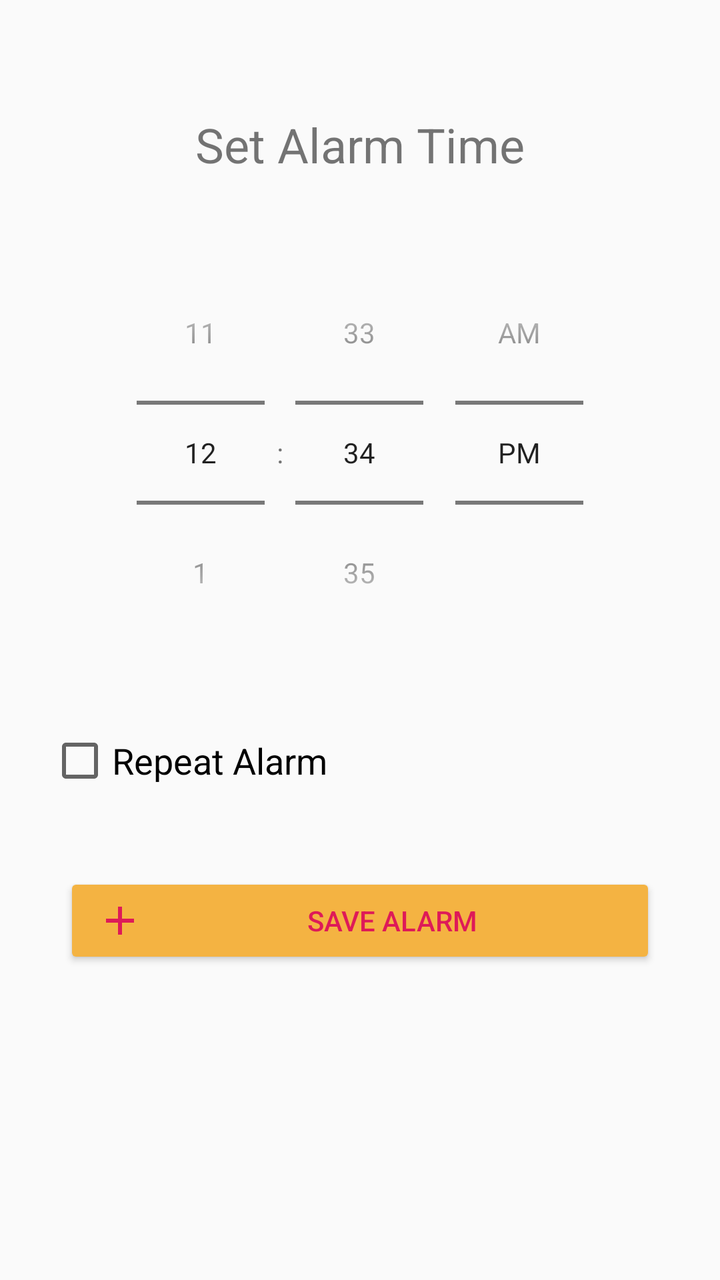
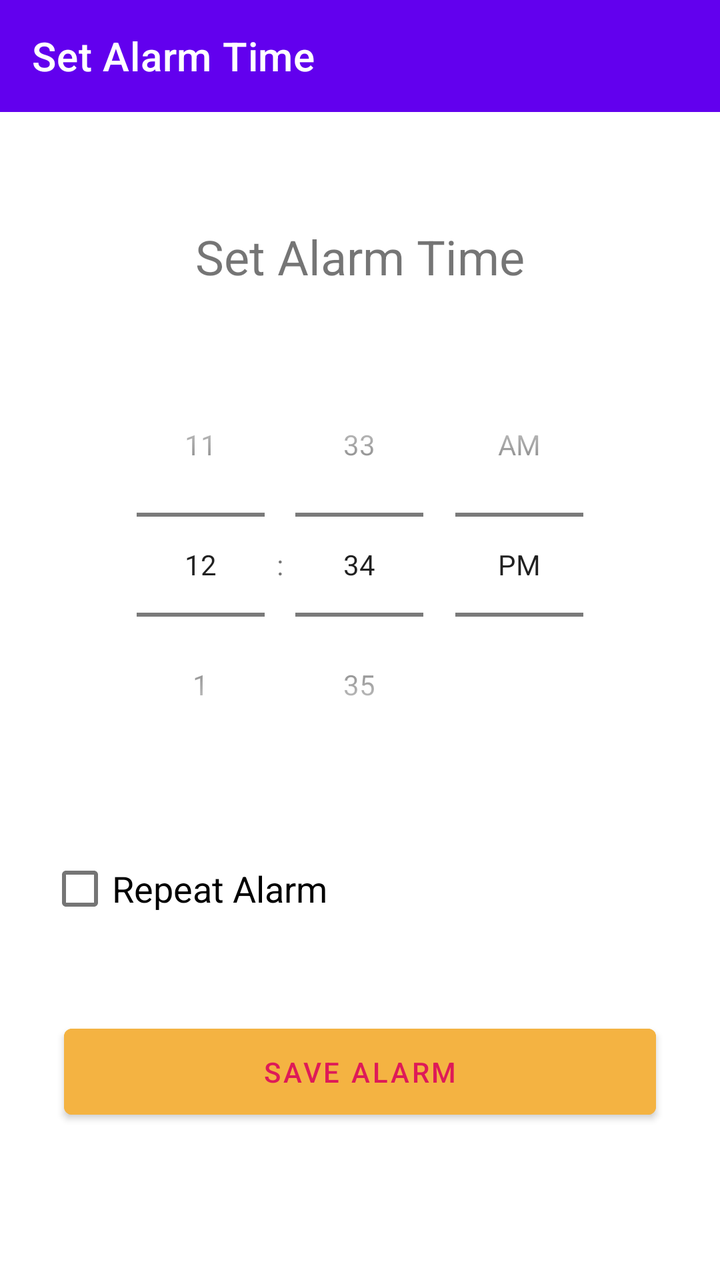

Two renders of the same Android screen: before a commit and after it. Below are the layout's source before the change and the commit's diff.
<!-- AndroidManifest.xml: application theme Theme.StepAlarm -->
<!-- res/layout/activity_add_alarm.xml -->
<?xml version="1.0" encoding="utf-8"?>
<ScrollView xmlns:android="http://schemas.android.com/apk/res/android"
    android:layout_width="match_parent"
    android:layout_height="match_parent"
    android:fitsSystemWindows="true"
    android:fillViewport="true">

    <LinearLayout
        android:layout_width="match_parent"
        android:layout_height="wrap_content"
        android:orientation="vertical"
        android:paddingStart="24dp"
        android:paddingEnd="24dp"
        android:paddingTop="24dp"
        android:paddingBottom="32dp">

        <TextView
            android:layout_width="wrap_content"
            android:layout_height="wrap_content"
            android:text="@string/set_alarm_time"
            android:textSize="24sp"
            android:layout_marginTop="32dp"
            android:layout_marginBottom="32dp"
            android:layout_gravity="center_horizontal"/>

        <TimePicker
            android:id="@+id/timePicker"
            android:layout_width="wrap_content"
            android:layout_height="wrap_content"
            android:timePickerMode="spinner"
            android:layout_gravity="center_horizontal"/>

        <CheckBox
            android:id="@+id/repeatCheckBox"
            android:layout_width="wrap_content"
            android:layout_height="wrap_content"
            android:text="@string/repeat_alarm"
            android:layout_marginTop="32dp"
            android:textSize="18sp"/>

        <LinearLayout
            android:id="@+id/repeatDaysContainer"
            android:layout_width="match_parent"
            android:layout_height="wrap_content"
            android:orientation="vertical"
            android:layout_marginTop="16dp"
            android:visibility="gone">

            <TextView
                android:layout_width="wrap_content"
                android:layout_height="wrap_content"
                android:text="@string/select_repeat_days"
                android:textSize="16sp"
                android:layout_marginBottom="8dp"/>

            <LinearLayout
                android:layout_width="match_parent"
                android:layout_height="wrap_content"
                android:orientation="horizontal"
                android:weightSum="7"
                android:paddingStart="12dp"
                android:paddingEnd="12dp">

                <CheckBox
                    android:id="@+id/daySunday"
                    android:layout_width="0dp"
                    android:layout_height="wrap_content"
                    android:layout_weight="1"
                    android:text="S"
                    android:gravity="center"/>

                <CheckBox
                    android:id="@+id/dayMonday"
                    android:layout_width="0dp"
                    android:layout_height="wrap_content"
                    android:layout_weight="1"
                    android:text="M"
                    android:gravity="center"/>

                <CheckBox
                    android:id="@+id/dayTuesday"
                    android:layout_width="0dp"
                    android:layout_height="wrap_content"
                    android:layout_weight="1"
                    android:text="T"
                    android:gravity="center"/>

                <CheckBox
                    android:id="@+id/dayWednesday"
                    android:layout_width="0dp"
                    android:layout_height="wrap_content"
                    android:layout_weight="1"
                    android:text="W"
                    android:gravity="center"/>

                <CheckBox
                    android:id="@+id/dayThursday"
                    android:layout_width="0dp"
                    android:layout_height="wrap_content"
                    android:layout_weight="1"
                    android:text="T"
                    android:gravity="center"/>

                <CheckBox
                    android:id="@+id/dayFriday"
                    android:layout_width="0dp"
                    android:layout_height="wrap_content"
                    android:layout_weight="1"
                    android:text="F"
                    android:gravity="center"/>

                <CheckBox
                    android:id="@+id/daySaturday"
                    android:layout_width="0dp"
                    android:layout_height="wrap_content"
                    android:layout_weight="1"
                    android:text="S"
                    android:gravity="center"/>

            </LinearLayout>

        </LinearLayout>

        <Button
            android:id="@+id/saveAlarmButton"
            android:layout_width="match_parent"
            android:layout_height="wrap_content"
            android:text="@string/save_alarm"
            android:layout_marginTop="40dp"
            android:layout_marginStart="8dp"
            android:layout_marginEnd="8dp"
            android:backgroundTint="#F4B342"
            android:drawableStart="@drawable/ic_add_custom"
            android:drawablePadding="8dp"
            android:paddingTop="12dp"
            android:paddingBottom="12dp"
            android:paddingStart="16dp"
            android:paddingEnd="16dp"
            android:textColor="#DE1A58"/>

    </LinearLayout>

</ScrollView>
<!-- resources referenced by this layout -->
<resources>
  <!-- drawable ic_add_custom (drawable) -->
  <?xml version="1.0" encoding="utf-8"?>
  <vector xmlns:android="http://schemas.android.com/apk/res/android"
      android:width="24dp"
      android:height="24dp"
      android:viewportWidth="24"
      android:viewportHeight="24">
      <path
          android:fillColor="#DE1A58"
          android:pathData="M19,13h-6v6h-2v-6H5v-2h6V5h2v6h6v2z"/>
  </vector>
  <string name="repeat_alarm">Repeat Alarm</string>
  <string name="save_alarm">Save Alarm</string>
  <string name="select_repeat_days">Select Repeat Days</string>
  <string name="set_alarm_time">Set Alarm Time</string>
  <style name="Theme.StepAlarm" parent="Theme.AppCompat.Light.DarkActionBar">
          <item name="colorPrimary">@color/purple_500</item>
          <item name="colorPrimaryDark">@color/purple_700</item>
          <item name="colorAccent">@color/teal_200</item>
      </style>
  <color name="purple_500">#FF6200EE</color>
  <color name="purple_700">#FF3700B3</color>
  <color name="teal_200">#FF03DAC5</color>
</resources>

<!-- the commit's change to res/layout/activity_add_alarm.xml (unified diff, before → after) -->
@@ -1,18 +1,39 @@
 <?xml version="1.0" encoding="utf-8"?>
-<ScrollView xmlns:android="http://schemas.android.com/apk/res/android"
+<LinearLayout xmlns:android="http://schemas.android.com/apk/res/android"
+    xmlns:app="http://schemas.android.com/apk/res-auto"
     android:layout_width="match_parent"
     android:layout_height="match_parent"
-    android:fitsSystemWindows="true"
-    android:fillViewport="true">
+    android:orientation="vertical"
+    android:fitsSystemWindows="true">
 
-    <LinearLayout
+    <com.google.android.material.appbar.AppBarLayout
         android:layout_width="match_parent"
         android:layout_height="wrap_content"
-        android:orientation="vertical"
-        android:paddingStart="24dp"
-        android:paddingEnd="24dp"
-        android:paddingTop="24dp"
-        android:paddingBottom="32dp">
+        android:theme="@style/ThemeOverlay.MaterialComponents.Dark.ActionBar">
+
+        <com.google.android.material.appbar.MaterialToolbar
+            android:id="@+id/topAppBarAddAlarm"
+            android:layout_width="match_parent"
+            android:layout_height="wrap_content"
+            android:backgroundTint="?attr/colorPrimary"
+            app:titleTextColor="?attr/colorOnPrimary"
+            app:title="@string/set_alarm_time" />
+
+    </com.google.android.material.appbar.AppBarLayout>
+
+    <ScrollView
+        android:layout_width="match_parent"
+        android:layout_height="match_parent"
+        android:fillViewport="true">
+
+        <LinearLayout
+            android:layout_width="match_parent"
+            android:layout_height="wrap_content"
+            android:orientation="vertical"
+            android:paddingStart="24dp"
+            android:paddingEnd="24dp"
+            android:paddingTop="24dp"
+            android:paddingBottom="32dp">
 
         <TextView
             android:layout_width="wrap_content"
@@ -138,6 +159,8 @@
             android:paddingEnd="16dp"
             android:textColor="#DE1A58"/>
 
-    </LinearLayout>
+        </LinearLayout>
 
-</ScrollView>
+    </ScrollView>
+
+</LinearLayout>
<!-- resource entries referenced after the edit -->
@@ -15,13 +15,19 @@
   <string name="save_alarm">Save Alarm</string>
   <string name="select_repeat_days">Select Repeat Days</string>
   <string name="set_alarm_time">Set Alarm Time</string>
-  <style name="Theme.StepAlarm" parent="Theme.AppCompat.Light.DarkActionBar">
+  <style name="Theme.StepAlarm" parent="Theme.MaterialComponents.DayNight.NoActionBar">
           <item name="colorPrimary">@color/purple_500</item>
-          <item name="colorPrimaryDark">@color/purple_700</item>
-          <item name="colorAccent">@color/teal_200</item>
+          <item name="colorOnPrimary">@color/white</item>
+          <item name="colorSecondary">@color/teal_200</item>
+          <item name="colorOnSecondary">@color/black</item>
+          <item name="colorSurface">@color/white</item>
+          <item name="colorOnSurface">@color/black</item>
+          <item name="android:statusBarColor">?attr/colorPrimaryVariant</item>
+          <item name="materialButtonStyle">@style/Widget.MaterialComponents.Button</item>
       </style>
   <color name="purple_500">#FF6200EE</color>
-  <color name="purple_700">#FF3700B3</color>
+  <color name="white">#FFFFFFFF</color>
   <color name="teal_200">#FF03DAC5</color>
+  <color name="black">#FF000000</color>
 </resources>
 
